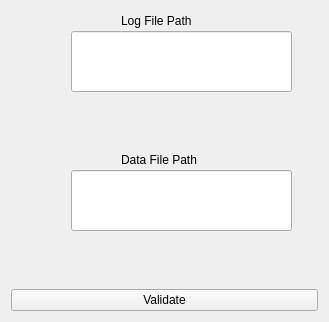
Above: resistivity/View/GUI/data-log_files.ui from AdrienGourgout/resistivity before the change. Below: the same form after it.
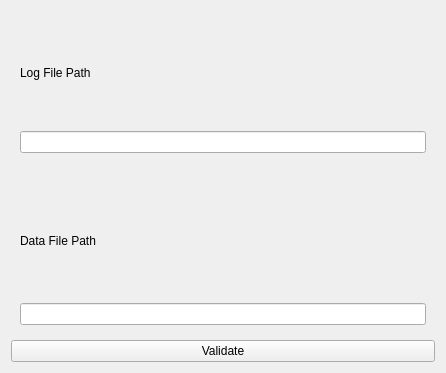
That is the form after the change.

Commit message: UI update - Windows Layout

```diff
--- a/resistivity/View/GUI/data-log_files.ui
+++ b/resistivity/View/GUI/data-log_files.ui
@@ -6,69 +6,53 @@
    <rect>
     <x>0</x>
     <y>0</y>
-    <width>329</width>
-    <height>322</height>
+    <width>446</width>
+    <height>373</height>
    </rect>
   </property>
   <property name="windowTitle">
    <string>Form</string>
   </property>
-  <layout class="QVBoxLayout" name="verticalLayout">
-   <item>
+  <layout class="QGridLayout" name="gridLayout">
+   <item row="0" column="0">
     <widget class="QWidget" name="file_menu" native="true">
+     <layout class="QGridLayout" name="gridLayout_3">
+      <item row="0" column="0">
      <widget class="QLabel" name="saving_file_label">
-      <property name="geometry">
-       <rect>
-        <x>110</x>
-        <y>0</y>
-        <width>111</width>
-        <height>20</height>
-       </rect>
+        <property name="maximumSize">
+         <size>
+          <width>293</width>
+          <height>91</height>
+         </size>
       </property>
       <property name="text">
        <string>Log File Path</string>
       </property>
      </widget>
-     <widget class="QLineEdit" name="saving_log_file_line">
-      <property name="geometry">
-       <rect>
-        <x>60</x>
-        <y>20</y>
-        <width>221</width>
-        <height>61</height>
-       </rect>
-      </property>
-     </widget>
-    </widget>
+      </item>
+      <item row="1" column="0">
+       <widget class="QLineEdit" name="saving_log_file_line"/>
+      </item>
+     </layout>
+    </widget>
    </item>
-   <item>
+   <item row="1" column="0">
     <widget class="QWidget" name="file_menu_2" native="true">
+     <layout class="QGridLayout" name="gridLayout_2">
+      <item row="2" column="0">
+       <widget class="QLineEdit" name="saving_data_file_line"/>
+      </item>
+      <item row="1" column="0">
      <widget class="QLabel" name="saving_data_file_label">
-      <property name="geometry">
-       <rect>
-        <x>110</x>
-        <y>0</y>
-        <width>111</width>
-        <height>20</height>
-       </rect>
-      </property>
       <property name="text">
        <string>Data File Path</string>
       </property>
      </widget>
-     <widget class="QLineEdit" name="saving_data_file_line">
-      <property name="geometry">
-       <rect>
-        <x>60</x>
-        <y>20</y>
-        <width>221</width>
-        <height>61</height>
-       </rect>
-      </property>
-     </widget>
-    </widget>
+      </item>
+     </layout>
+    </widget>
    </item>
-   <item>
+   <item row="2" column="0">
     <widget class="QPushButton" name="validation_button">
      <property name="text">
       <string>Validate</string>
```
Lines whose indentation alone changed are shown as unchanged. The commit also changes 4 other files.
